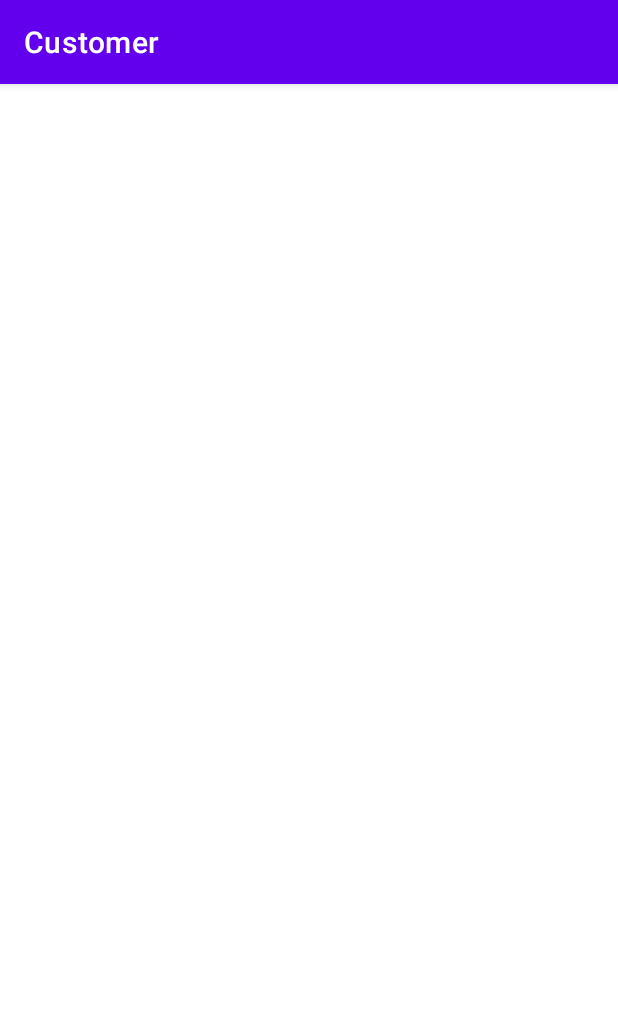
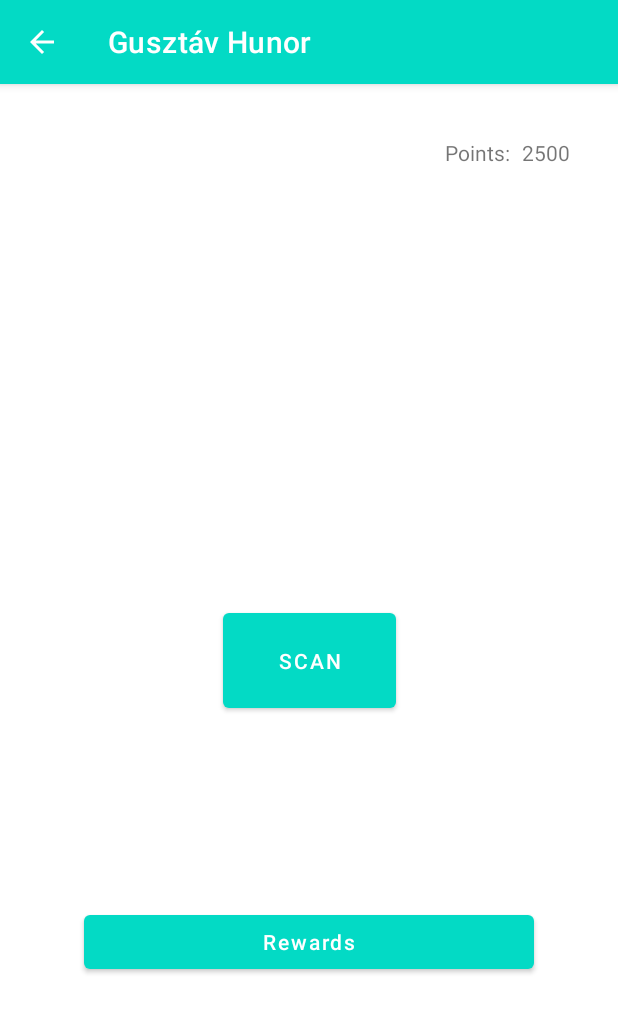
Before and after one commit to traianrdu/ReFood, an Android app: the CustomerMain screen opened directly, with no data from a screen before it, on a phone screen of 412 x 824 dp. Shown: the top 1013 px of the screen. Run offline under Robolectric (Android 15) with nearby library versions, the phone set to English and light mode, and no system bars.

Commit message:
commit the customer

```diff
--- a/app/src/main/java/com/example/refood/MainActivity.kt
+++ b/app/src/main/java/com/example/refood/MainActivity.kt
@@ -29,7 +29,7 @@ class MainActivity : AppCompatActivity() {
                 startActivity(intent)
             }
             else {
-                Toast.makeText(this, "try again", Toast.LENGTH_SHORT).show()
+                Toast.makeText(this, "Try again", Toast.LENGTH_SHORT).show()
             }
         }
     }
--- /dev/null
+++ b/app/src/main/res/drawable/ic_close.xml
@@ -0,0 +1,4 @@
+<vector android:height="24dp" android:viewportHeight="40"
+    android:viewportWidth="40" android:width="24dp" xmlns:android="http://schemas.android.com/apk/res/android">
+    <path android:fillColor="@color/white" android:fillType="evenOdd" android:pathData="M32.41,7.84a1,1 0,0 1,0.18 0.26,1 1,0 0,1 0.07,0.34 0.93,0.93 0,0 1,-0.07 0.33,1.06 1.06,0 0,1 -0.18,0.27L21.2,20.25 32.41,31.46a1.06,1.06 0,0 1,0.18 0.27,0.93 0.93,0 0,1 0.07,0.33 0.85,0.85 0,0 1,-0.85 0.85,0.93 0.93,0 0,1 -0.33,-0.07 1.06,1.06 0,0 1,-0.27 -0.18L20,21.45 8.79,32.66a1.06,1.06 0,0 1,-0.27 0.18,0.93 0.93,0 0,1 -0.33,0.07 0.85,0.85 0,0 1,-0.85 -0.85,0.93 0.93,0 0,1 0.07,-0.33 1.06,1.06 0,0 1,0.18 -0.27L18.8,20.25 7.59,9a1.06,1.06 0,0 1,-0.18 -0.27,0.93 0.93,0 0,1 -0.07,-0.33 0.85,0.85 0,0 1,0.85 -0.85,0.93 0.93,0 0,1 0.33,0.07 1.06,1.06 0,0 1,0.27 0.18L20,19.05 31.21,7.84a1.06,1.06 0,0 1,0.27 -0.18,0.93 0.93,0 0,1 0.33,-0.07 1,1 0,0 1,0.34 0.07A1,1 0,0 1,32.41 7.84Z"/>
+</vector>
--- a/app/src/main/res/layout/customer_main.xml
+++ b/app/src/main/res/layout/customer_main.xml
@@ -1,6 +1,48 @@
 <?xml version="1.0" encoding="utf-8"?>
 <androidx.constraintlayout.widget.ConstraintLayout xmlns:android="http://schemas.android.com/apk/res/android"
+    xmlns:app="http://schemas.android.com/apk/res-auto"
+    xmlns:tools="http://schemas.android.com/tools"
     android:layout_width="match_parent"
     android:layout_height="match_parent">
 
+    <Button
+        android:id="@+id/scan_btn"
+        android:layout_width="115dp"
+        android:layout_height="75dp"
+        android:text="SCAN"
+        app:layout_constraintBottom_toBottomOf="parent"
+        app:layout_constraintEnd_toEndOf="parent"
+        app:layout_constraintStart_toStartOf="parent"
+        app:layout_constraintTop_toTopOf="parent" />
+
+    <TextView
+        android:id="@+id/textView"
+        android:layout_width="wrap_content"
+        android:layout_height="wrap_content"
+        android:layout_marginTop="36dp"
+        android:layout_marginEnd="32dp"
+        android:text="2500"
+        app:layout_constraintEnd_toEndOf="parent"
+        app:layout_constraintTop_toTopOf="parent" />
+
+    <Button
+        android:id="@+id/rewards"
+        android:layout_width="300dp"
+        android:layout_height="wrap_content"
+        android:layout_marginTop="126dp"
+        android:text="Rewards"
+        android:textAllCaps="false"
+        app:layout_constraintEnd_toEndOf="parent"
+        app:layout_constraintStart_toStartOf="parent"
+        app:layout_constraintTop_toBottomOf="@+id/scan_btn" />
+
+    <TextView
+        android:id="@+id/textView2"
+        android:layout_width="wrap_content"
+        android:layout_height="wrap_content"
+        android:layout_marginTop="36dp"
+        android:layout_marginEnd="8dp"
+        android:text="Points:"
+        app:layout_constraintEnd_toStartOf="@+id/textView"
+        app:layout_constraintTop_toTopOf="parent" />
 </androidx.constraintlayout.widget.ConstraintLayout>
--- a/app/src/main/res/values/themes.xml
+++ b/app/src/main/res/values/themes.xml
@@ -2,8 +2,8 @@
     <!-- Base application theme. -->
     <style name="Theme.ReFood" parent="Theme.MaterialComponents.DayNight.DarkActionBar">
         <!-- Primary brand color. -->
-        <item name="colorPrimary">@color/purple_500</item>
-        <item name="colorPrimaryVariant">@color/purple_700</item>
+        <item name="colorPrimary">@color/teal_200</item>
+        <item name="colorPrimaryVariant">@color/teal_700</item>
         <item name="colorOnPrimary">@color/white</item>
         <!-- Secondary brand color. -->
         <item name="colorSecondary">@color/teal_200</item>
```
Also changed, not shown: app/src/main/java/com/example/refood/CompanyMain.kt (+16 -1 lines), app/src/main/java/com/example/refood/CustomerMain.kt (+42 -1 lines), app/src/main/res/layout/dialog_rewards.xml (added, +54 -0 lines).
